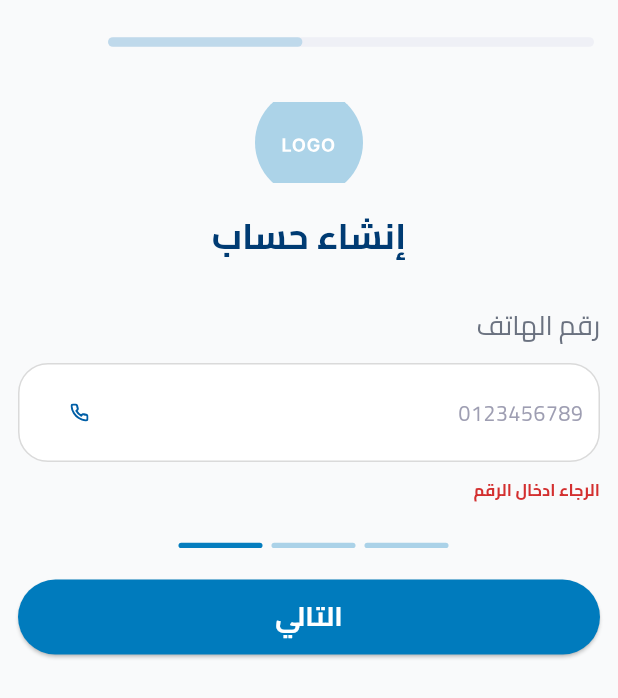
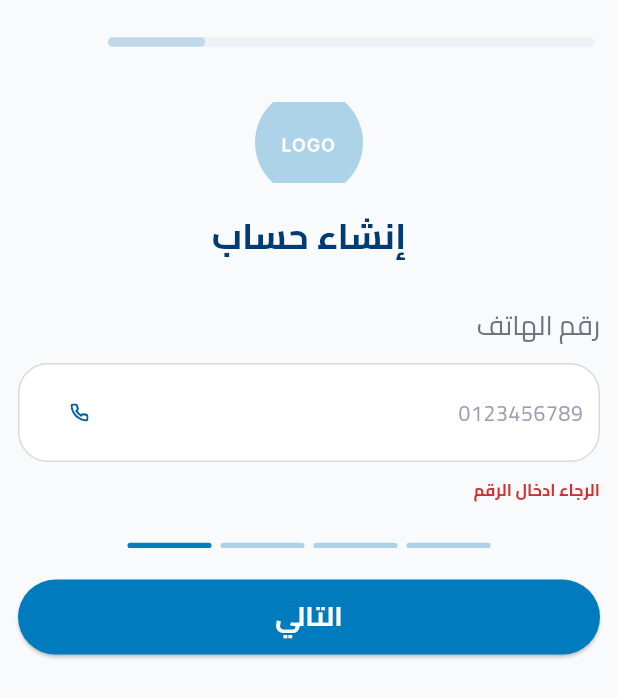
Before and after one commit to wellRoundedAppDev/teleseha_patient, a Flutter app: the StartSteps screen opened by its route, after a tap on "التالي", on a phone screen of 412 x 824 dp. Shown: the top 698 px of the screen. Run offline on Flutter 3.47's test engine with Material 3 defaults, Android fonts, the phone set to English and light mode, and no system bars; drawn by our look-alikes of flutter_smart_dialog; our stand-ins replace dio, flutter_svg, fluttertoast, get, get_storage, local_auth and 2 more; missing offline and left inert: pattern_dots; accounts and stored records are empty; project files that could hold a hidden picture were left out.

Commit message:
update steps

```diff
--- a/lib/components/custom_text/custom_text.dart
+++ b/lib/components/custom_text/custom_text.dart
@@ -10,6 +10,7 @@ class CustomText extends StatelessWidget {
     this.color,
     this.textAlign,
     this.fontSize,
+    this.fontWeight = FontWeight.w700,
   });
 
   final String? text;
@@ -17,6 +18,7 @@ class CustomText extends StatelessWidget {
   final Color? color;
   final TextAlign? textAlign;
   final double? fontSize;
+  final FontWeight? fontWeight;
 
   @override
   Widget build(BuildContext context) {
@@ -24,9 +26,9 @@ class CustomText extends StatelessWidget {
 
     switch (type) {
       case CustomTextType.title:
-        baseStyle = const TextStyle(
+        baseStyle = TextStyle(
           fontSize: 20,
-          fontWeight: FontWeight.w700,
+          fontWeight: fontWeight,
           fontFamily: 'Cairo',
         );
         break;
--- a/lib/screens/auth/start_steps/start_steps.dart
+++ b/lib/screens/auth/start_steps/start_steps.dart
@@ -39,12 +39,15 @@ class StartSteps extends StatelessWidget {
                   height: DEVICE_HEIGHT * 0.0108,
                   child: LinearProgressIndicator(
                     value: controller.currentStep == 1
+                        ? 0.2
+                        : controller.currentStep == 2
                         ? 0.4
-                        : controller.currentStep == 2
-                        ? 0.8
+                        : controller.currentStep == 3
+                        ? 0.6
                         : 1,
                     borderRadius: BorderRadius.circular(15),
-                    backgroundColor: controller.currentStep != 3
+                    backgroundColor:
+                        controller.currentStep != controller.numberOfStep
                         ? const Color(AppColors.backgroundColorLine)
                         : const Color(AppColors.colorSuccessLine),
                     valueColor: AlwaysStoppedAnimation<Color>(
@@ -69,7 +72,8 @@ class StartSteps extends StatelessWidget {
               child: Column(
                 children: <Widget>[
                   const Logo(),
-                  if (controller.currentStep == 1)
+                  if (controller.currentStep == 1 ||
+                      controller.currentStep == controller.numberOfStep)
                     SizedBox(height: DEVICE_HEIGHT * 0.03)
                   else
                     SizedBox(height: DEVICE_HEIGHT * 0.01),
@@ -80,14 +84,19 @@ class StartSteps extends StatelessWidget {
                       else
                         controller.currentStep == 2
                             ? const StepTow()
-                            // : controller.currentStep == 3
-                            // ? const StepThree()
+                            : controller.currentStep == 3
+                            ? const StepThree()
+                            : controller.currentStep == controller.numberOfStep
+                            ? const StepFour()
                             : const SizedBox(),
                       SizedBox(height: DEVICE_HEIGHT * 0.025),
                       Row(
                         mainAxisAlignment: MainAxisAlignment.center,
-                        children: List.generate(3, (int index) {
-                          final int stepNumber = 3 - index;
+                        children: List.generate(controller.numberOfStep, (
+                          int index,
+                        ) {
+                          final int stepNumber =
+                              controller.numberOfStep - index;
                           return Row(
                             children: <Widget>[
                               ContainerSteps(
--- a/lib/screens/auth/start_steps/start_steps_controller.dart
+++ b/lib/screens/auth/start_steps/start_steps_controller.dart
@@ -1,13 +1,12 @@
 import 'dart:async';
 
-import 'package:flutter/foundation.dart';
 import 'package:pattern_dots/pattern_dots.dart';
 
 import '../../../general_exports.dart';
 
 class StartStepsController extends GetxController {
   int currentStep = 1;
-  int numberOfStep = 3;
+  int numberOfStep = 4;
   String? selectedMaleCode = 'male';
 
   TextEditingController textFieldPhoneNumber = TextEditingController();
@@ -67,6 +66,7 @@ class StartStepsController extends GetxController {
   // create request number one or can go to step tow
   bool canGoToStepTwo() {
     showPhoneNumberError = textFieldPhoneNumber.text.isEmpty;
+    consoleLog(textFieldPhoneNumber.text);
     update();
     return !showPhoneNumberError;
   }
@@ -77,24 +77,25 @@ class StartStepsController extends GetxController {
     update();
   }
 
-  // bool canGoToStepThree() {
-  //   if (!isValidOtpIsValid()) {
-  //     timer?.cancel();
-  //     markOtpInvalid();
-  //     return false;
-  //   } else {
-  //     clearOtpError();
-  //     consoleLog('OTP Entered: ${otpController.text}');
-  //     return true;
-  //   }
-  // }
+  bool canGoToStepFour() {
+    showNameError = textFieldName.text.isEmpty;
+    showdateControllerError = dateController.text.isEmpty;
+    consoleLog(textFieldName.text + dateController.text);
+    update();
+    return !showNameError && !showdateControllerError;
+  }
 
-  // bool canGoToCreateSuccessPage() {
-  //   showNameError = textFieldName.text.isEmpty;
-  //   showdateControllerError = dateController.text.isEmpty;
-  //   update();
-  //   return !showNameError && !showdateControllerError;
-  // }
+  bool canGoToCreateSuccessPage() {
+    if (!isValidOtpIsValid()) {
+      timer?.cancel();
+      markOtpInvalid();
+      return false;
+    } else {
+      clearOtpError();
+      consoleLog('OTP Entered: ${otpController.text}');
+      return true;
+    }
+  }
 
   void onNextButtonPress() {
     if (currentStep == 1) {
@@ -105,36 +106,31 @@ class StartStepsController extends GetxController {
       }
     } else if (currentStep == 2) {
       canGoToStepThree();
+    } else if (currentStep == 3) {
+      if (canGoToStepFour()) {
+        ++currentStep;
+        consoleLog(otpController.text);
+        clearOtpError();
+        update();
+      } else {
+        markOtpInvalid();
+        update();
+      }
+    } else if (currentStep == numberOfStep) {
+      if (canGoToCreateSuccessPage()) {
+        Get.toNamed(routeCreateAccountSuccess);
+        consoleLog(
+          '${textFieldName.text}, ${dateController.text}, $selectedMaleCode',
+        );
+
+        textFieldPhoneNumber.clear();
+        otpController.clear();
+        textFieldName.clear();
+        dateController.clear();
+        update();
+      }
     }
-
-    // check userdata if response true open create account success else print error
-    // else if (currentStep == 3) {
-    //   if (canGoToCreateSuccessPage()) {
-    //     Get.toNamed(routeCreateAccountSuccess);
-    //     consoleLog(
-    //       '${textFieldName.text}, ${dateController.text}, $selectedMaleCode',
-    //     );
-
-    //     textFieldPhoneNumber.clear();
-    //     otpController.clear();
-    //     textFieldName.clear();
-    //     dateController.clear();
-    //     update();
-    //   }
-    // }
-    // // post otp
-    // // save userdata in localstorage
-    // else if (currentStep == 4) {
-    //   if (canGoToStepThree()) {
-    //     ++currentStep;
-    //     consoleLog(otpController.text);
-    //     clearOtpError();
-    //     update();
-    //   } else {
-    //     markOtpInvalid();
-    //     update();
-    //   }
-    // }
+    // save userdata in localstorage
   }
 
   void startTimerManually() {
```
Also changed, not shown: lib/screens/auth/steps/step_four/step_four.dart (+11 -15 lines), lib/screens/auth/steps/step_three/step_three.dart (+5 -9 lines), lib/screens/finger_print/finger_print.dart (line endings or trailing spaces).
